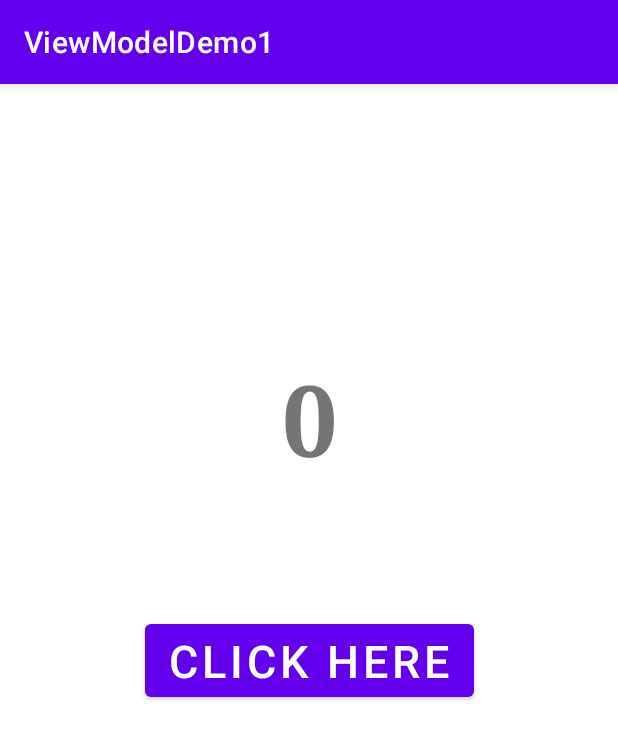
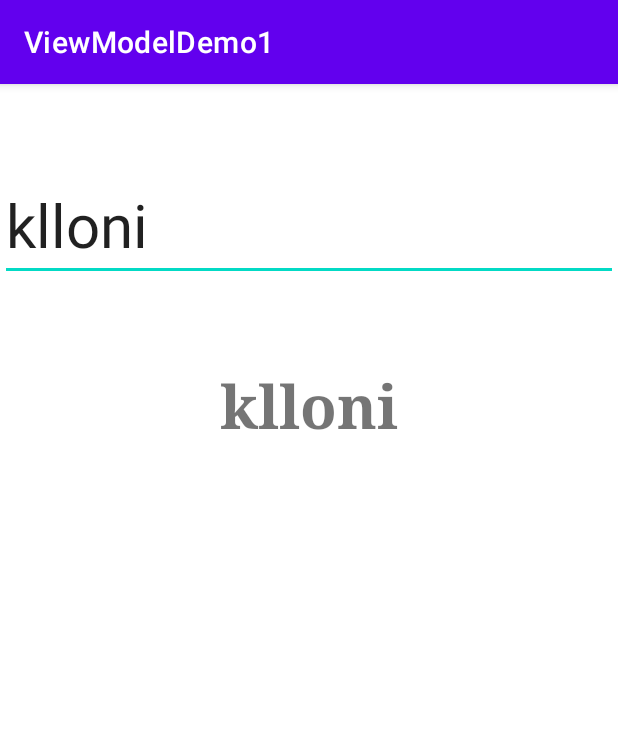
Before and after one commit to klloni/Compose-Projects, an Android app: the screen it shows after launch (MainActivity), on a phone screen of 412 x 824 dp. Shown: the top 739 px of the screen. Run offline under Robolectric (Android 15) with nearby library versions, the phone set to English and light mode, and no system bars; our stand-ins replace data binding.

```diff
--- a/app/build.gradle
+++ b/app/build.gradle
@@ -5,11 +5,11 @@ plugins {
 }
 
 android {
-    namespace 'com.klloni.viewmodeldemo1'
+    namespace 'com.klloni.twowaydatabindingdemo'
     compileSdk 33
 
     defaultConfig {
-        applicationId "com.klloni.viewmodeldemo1"
+        applicationId "com.klloni.twowaydatabindingdemo"
         minSdk 21
         targetSdk 33
         versionCode 1
--- a/app/src/main/java/com/klloni/viewmodeldemo1/MainActivity.kt
+++ b/app/src/main/java/com/klloni/twowaydatabindingdemo/MainActivity.kt
@@ -1,10 +1,10 @@
-package com.klloni.viewmodeldemo1
+package com.klloni.twowaydatabindingdemo
 
 import android.os.Bundle
 import androidx.appcompat.app.AppCompatActivity
 import androidx.databinding.DataBindingUtil
 import androidx.lifecycle.ViewModelProvider
-import com.klloni.viewmodeldemo1.databinding.ActivityMainBinding
+import com.klloni.twowaydatabindingdemo.databinding.ActivityMainBinding
 
 class MainActivity : AppCompatActivity() {
     private lateinit var binding: ActivityMainBinding
@@ -14,7 +14,7 @@ class MainActivity : AppCompatActivity() {
         super.onCreate(savedInstanceState)
         binding = DataBindingUtil.setContentView(this, R.layout.activity_main)
         viewModel = ViewModelProvider(this)[MainActivityViewModel::class.java]
+        binding.myViewModel = viewModel
         binding.lifecycleOwner = this
-        binding.myViewModel = viewModel
     }
 }
--- /dev/null
+++ b/app/src/main/java/com/klloni/twowaydatabindingdemo/MainActivityViewModel.kt
@@ -0,0 +1,12 @@
+package com.klloni.twowaydatabindingdemo
+
+import androidx.lifecycle.MutableLiveData
+import androidx.lifecycle.ViewModel
+
+class MainActivityViewModel : ViewModel() {
+
+val userName = MutableLiveData<String>()
+    init {
+        userName.value = "klloni"
+    }
+}
--- a/app/src/main/java/com/klloni/viewmodeldemo1/MainActivityViewModel.kt
+++ /dev/null
@@ -1,22 +0,0 @@
-package com.klloni.viewmodeldemo1
-
-import androidx.lifecycle.LiveData
-import androidx.lifecycle.MutableLiveData
-import androidx.lifecycle.ViewModel
-
-class MainActivityViewModel : ViewModel() {
-
-    private val _count = MutableLiveData<Int>()
-
-    init {
-        _count.value = 0
-    }
-
-    val count: LiveData<Int>
-        get() = _count
-
-
-    fun getUpdatedCount() {
-        _count.value = _count.value?.plus(1)
-    }
-}
--- a/app/src/main/res/layout/activity_main.xml
+++ b/app/src/main/res/layout/activity_main.xml
@@ -7,7 +7,7 @@
 
         <variable
             name="myViewModel"
-            type="com.klloni.viewmodeldemo1.MainActivityViewModel" />
+            type="com.klloni.twowaydatabindingdemo.MainActivityViewModel" />
     </data>
 
     <androidx.constraintlayout.widget.ConstraintLayout
@@ -16,13 +16,13 @@
         tools:context=".MainActivity">
 
         <TextView
-            android:id="@+id/count_text"
+            android:id="@+id/hello_world"
             android:layout_width="wrap_content"
             android:layout_height="wrap_content"
-            android:textSize="66sp"
+            android:text="@{myViewModel.userName}"
+            android:textSize="40sp"
             android:textStyle="bold"
             android:typeface="serif"
-            android:text="@{String.valueOf(myViewModel.count)}"
             app:layout_constraintBottom_toBottomOf="parent"
             app:layout_constraintEnd_toEndOf="parent"
             app:layout_constraintHorizontal_bias="0.5"
@@ -30,18 +30,17 @@
             app:layout_constraintTop_toTopOf="parent"
             app:layout_constraintVertical_bias="0.262" />
 
-        <Button
-            android:id="@+id/button"
-            android:layout_width="wrap_content"
+        <EditText
+            android:id="@+id/et_text"
+            android:layout_width="match_parent"
             android:layout_height="wrap_content"
-            android:text="Click Here"
-            android:textSize="30sp"
-            android:onClick="@{()->myViewModel.getUpdatedCount()}"
-            app:layout_constraintBottom_toBottomOf="parent"
+            android:text="@={myViewModel.userName}"
+            android:textSize="40sp"
+            app:layout_constraintBottom_toTopOf="@id/hello_world"
             app:layout_constraintEnd_toEndOf="parent"
-            app:layout_constraintHorizontal_bias="0.5"
             app:layout_constraintStart_toStartOf="parent"
             app:layout_constraintTop_toTopOf="parent" />
 
+
     </androidx.constraintlayout.widget.ConstraintLayout>
 </layout>
--- a/settings.gradle
+++ b/settings.gradle
@@ -12,5 +12,5 @@ dependencyResolutionManagement {
         mavenCentral()
     }
 }
-rootProject.name = "ComposeProject"
+rootProject.name = "TwoWayDataBinding"
 include ':app'
```
Also changed, not shown: 4 other files.
